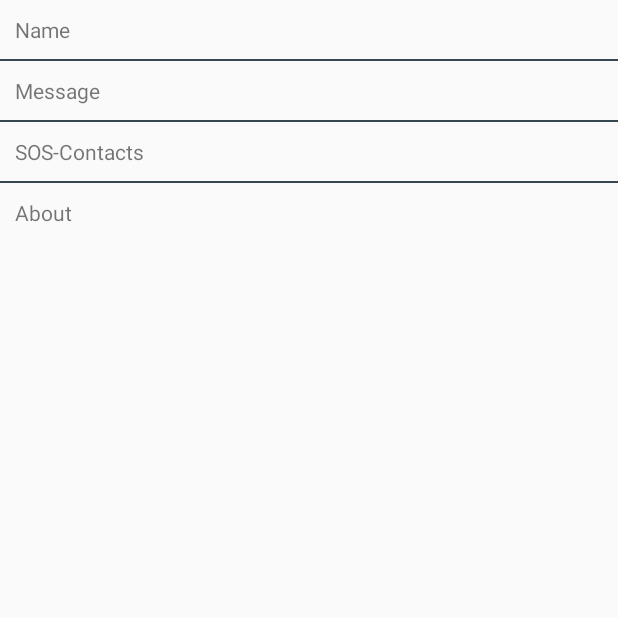
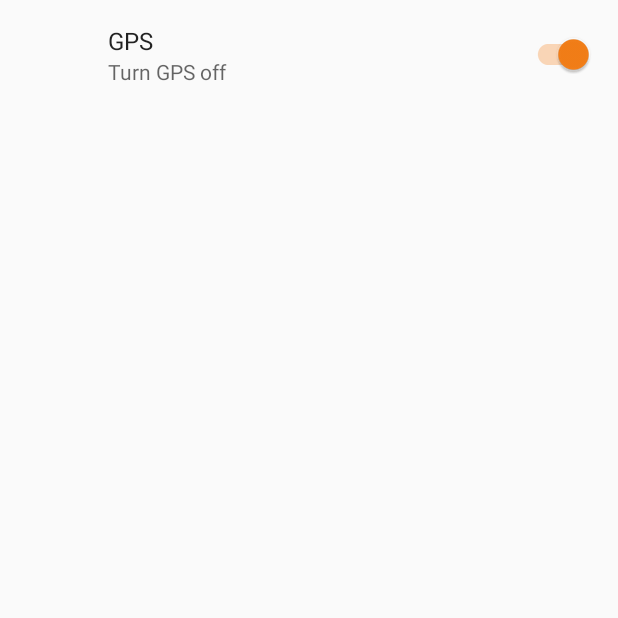
Before and after one commit to pascalpiper/SaveYourRide, an Android app: the SettingsMain screen opened directly, with no data from a screen before it, on a phone screen of 412 x 824 dp, the top half of it. Run offline under Robolectric (Android 15) with nearby library versions, the phone set to English and light mode, and no system bars; our stand-ins replace androidx.preference.

Commit message:
setting beginning

```diff
--- a/app/build.gradle
+++ b/app/build.gradle
@@ -27,6 +27,7 @@ android {
 dependencies {
     implementation fileTree(dir: 'libs', include: ['*.jar'])
 
+    implementation 'com.android.support:preference-v7:27.1.1'
     implementation 'com.android.support:appcompat-v7:27.1.1'
     implementation 'com.android.support:design:27.1.1'
     implementation 'com.android.support:support-v4:27.1.1'
@@ -39,4 +40,5 @@ dependencies {
 
     implementation 'com.android.support.constraint:constraint-layout:1.1.0'
     testImplementation 'junit:junit:4.12'
+
 }
--- a/app/src/main/AndroidManifest.xml
+++ b/app/src/main/AndroidManifest.xml
@@ -102,9 +102,6 @@
                 android:name="android.support.PARENT_ACTIVITY"
                 android:value="com.saveyourride.activities.MainScreen" />
         </activity>
-        <activity
-            android:name=".activities.SettingsMainActivity"
-            android:label="@string/title_activity_settings_main"></activity>
     </application>
 
 </manifest>
--- a/app/src/main/java/com/saveyourride/activities/MainScreen.java
+++ b/app/src/main/java/com/saveyourride/activities/MainScreen.java
@@ -84,8 +84,8 @@ public class MainScreen extends AppCompatActivity {
     public boolean onOptionsItemSelected(MenuItem item) { //click listener quasi.
         switch (item.getItemId()) {
             case R.id.settingsButton:
-//                Intent settingsMainIntent = new Intent(getApplicationContext(), SettingsMainActivity.class);
-//                startActivityIfNeeded(settingsMainIntent, 0);
+                Intent settingsMainIntent = new Intent(getApplicationContext(), SettingsMain.class);
+                startActivityIfNeeded(settingsMainIntent, 0);
                 break;
         }
         return super.onOptionsItemSelected(item); //To change body of generated methods, choose Tools | Templates.
--- a/app/src/main/java/com/saveyourride/activities/SettingsMain.java
+++ b/app/src/main/java/com/saveyourride/activities/SettingsMain.java
@@ -1,72 +1,21 @@
 package com.saveyourride.activities;
 
-import android.content.Intent;
 import android.os.Bundle;
 import android.support.v7.app.AppCompatActivity;
-import android.support.v7.widget.RecyclerView;
-import android.support.v7.widget.Toolbar;
-import android.util.Log;
-import android.view.View;
-import android.widget.AdapterView;
-import android.widget.ListView;
 
-import com.saveyourride.R;
-import com.saveyourride.utils.ListAdapterContacts;
-import com.saveyourride.utils.ListAdapterMain;
+import com.saveyourride.fragments.SettingsFragment;
 
 public class SettingsMain extends AppCompatActivity {
 
     // Debug
     private final String TAG = "SettingsMain";
 
-    // Array of strings...
-    ListView settingsList;
-
-    private final int SETTINGS_LIST_SIZE = 4;
-
-    private final int SETTINGS_NAME = 0;
-    private final int SETTINGS_MESSAGE= 1;
-    private final int SETTINGS_SOS_CONTACTS = 2;
-    private final int SETTINGS_ABOUT= 3;
-
-    String settingsNameList []= new String[SETTINGS_LIST_SIZE];
 
     @Override
     protected void onCreate(Bundle savedInstanceState) {
         super.onCreate(savedInstanceState);
-        setContentView(R.layout.activity_settings_main);
-
-        settingsNameList[SETTINGS_NAME] = "Name";
-        settingsNameList[SETTINGS_MESSAGE] = "Message";
-        settingsNameList[SETTINGS_SOS_CONTACTS] = "SOS-Contacts";
-        settingsNameList[SETTINGS_ABOUT] = "About";
-
-        settingsList = (ListView) findViewById(R.id.simpleListView);
-
-        ListAdapterMain customAdapter = new ListAdapterMain(this, settingsNameList);
-        settingsList.setAdapter(customAdapter);
-
-        settingsList.setOnItemClickListener(new AdapterView.OnItemClickListener() {
-            @Override
-            public void onItemClick(AdapterView<?> parent, View view, int position, long id) {
-                switch (position){
-                    case SETTINGS_NAME: {
-                        Log.d(TAG, "SettingsName is clicked");
-                        break;
-                    }
-                    case SETTINGS_MESSAGE: {
-                        break;
-                    }
-                    case SETTINGS_SOS_CONTACTS: {
-                        startActivity(new Intent(getApplicationContext(), SettingsContacts.class));
-                        break;
-                    }
-                    case SETTINGS_ABOUT: {
-                        Log.d(TAG, "SettingsAbout is clicked");
-                        break;
-                    }
-                }
-            }
-        });
+        getSupportFragmentManager().beginTransaction()
+                .replace(android.R.id.content, new SettingsFragment())
+                .commit();
     }
 }
--- /dev/null
+++ b/app/src/main/java/com/saveyourride/fragments/SettingsFragment.java
@@ -0,0 +1,27 @@
+package com.saveyourride.fragments;
+
+
+import android.os.Bundle;
+import android.support.v4.app.Fragment;
+import android.support.v7.preference.PreferenceFragmentCompat;
+
+import com.saveyourride.R;
+
+/**
+ * A simple {@link Fragment} subclass.
+ */
+public class SettingsFragment extends PreferenceFragmentCompat {
+
+
+    public SettingsFragment() {
+        // Required empty public constructor
+    }
+
+
+    @Override
+    public void onCreatePreferences(Bundle savedInstanceState,
+                                    String rootKey) {
+        setPreferencesFromResource(R.xml.preferences, rootKey);
+    }
+
+}
--- a/app/src/main/res/values-v27/styles.xml
+++ b/app/src/main/res/values-v27/styles.xml
@@ -7,5 +7,6 @@
         <item name="colorAccent">@color/colorAccent</item>
         <item name="android:navigationBarColor">@color/colorDefaultBackground</item>
         <item name="android:windowLightNavigationBar">true</item>
+        <item name="preferenceTheme">@style/PreferenceThemeOverlay</item>
     </style>
 </resources>
--- a/app/src/main/res/values/strings.xml
+++ b/app/src/main/res/values/strings.xml
@@ -135,4 +135,7 @@
 
     <string name="pref_title_vibrate">Vibrate</string>
 
+    <!-- TODO: Remove or change this placeholder text -->
+    <string name="hello_blank_fragment">Hello blank fragment</string>
+
 </resources>
--- a/app/src/main/res/values/styles.xml
+++ b/app/src/main/res/values/styles.xml
@@ -6,6 +6,7 @@
         <item name="colorPrimary">@color/colorPrimary</item>
         <item name="colorPrimaryDark">@color/colorPrimaryDark</item>
         <item name="colorAccent">@color/colorAccent</item>
+        <item name="preferenceTheme">@style/PreferenceThemeOverlay</item>
     </style>
 
     <style name="AppTheme.NoActionBar">
--- /dev/null
+++ b/app/src/main/res/xml/preferences.xml
@@ -0,0 +1,10 @@
+<?xml version="1.0" encoding="utf-8"?>
+<PreferenceScreen xmlns:android="http://schemas.android.com/apk/res/android">
+
+    <android.support.v7.preference.SwitchPreferenceCompat
+        android:defaultValue="true"
+        android:key="gps"
+        android:summaryOff="Turn Gps on"
+        android:summaryOn="Turn GPS off"
+        android:title="GPS" />
+</PreferenceScreen>
```
